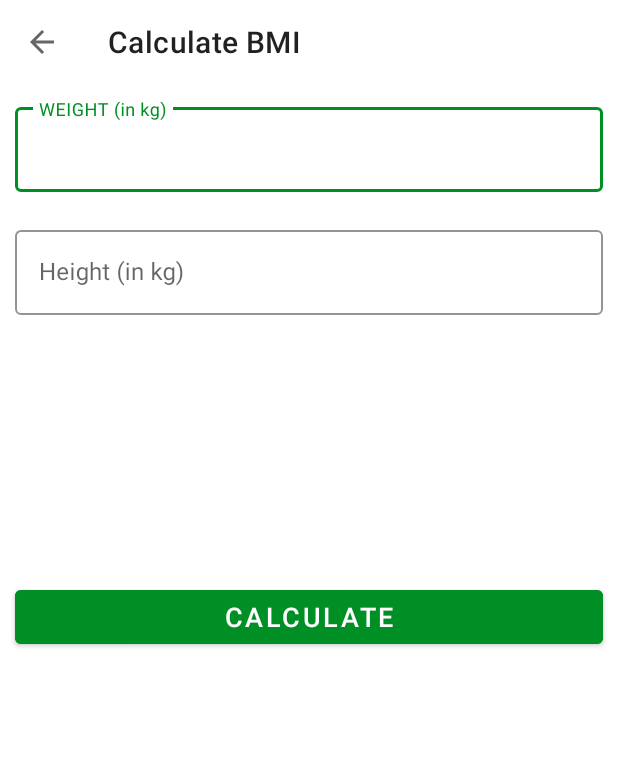
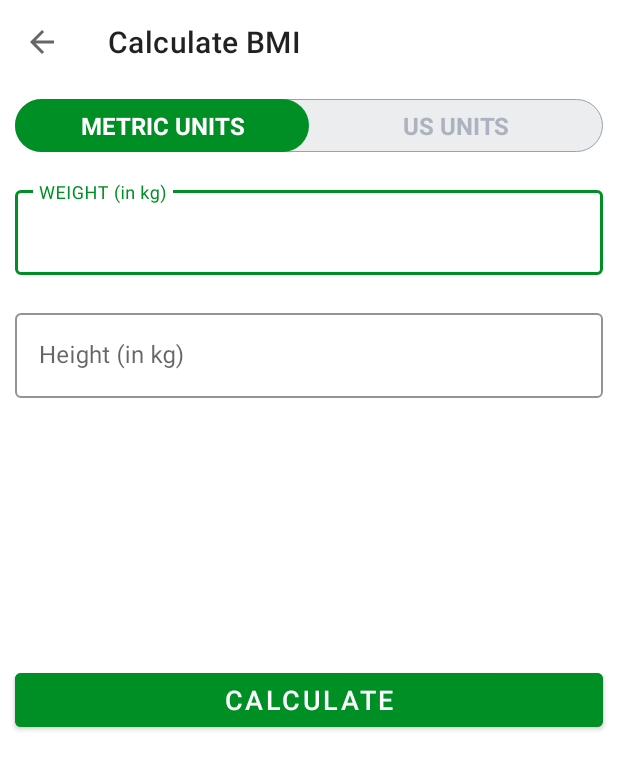
Before and after one commit to YiroYi/KimchiWorkout, an Android app: the BMIActivity screen opened directly, with no data from a screen before it, on a phone screen of 412 x 824 dp. Shown: the top 770 px of the screen. Run offline under Robolectric (Android 15) with nearby library versions, the phone set to English and light mode, and no system bars.

Commit message:
Added Round buttons

```diff
--- a/app/src/main/res/layout/activity_bmi.xml
+++ b/app/src/main/res/layout/activity_bmi.xml
@@ -12,12 +12,49 @@
         android:layout_height="?android:attr/actionBarSize"
         android:background="@color/white" />
 
+    <RadioGroup
+        android:id="@+id/rgUnits"
+        android:layout_width="match_parent"
+        android:layout_height="wrap_content"
+        android:layout_below="@id/toolbar_bmi_activity"
+        android:layout_margin="10dp"
+        android:background="@drawable/drawable_radio_group_tab_background"
+        android:orientation="horizontal"
+        >
+        <RadioButton
+            android:id="@+id/rbMetricUnits"
+            android:layout_width="0dp"
+            android:layout_height="35dp"
+            android:layout_weight="0.50"
+            android:background="@drawable/drawable_units_tab_selector"
+            android:button="@null"
+            android:checked="true"
+            android:gravity="center"
+            android:text="METRIC UNITS"
+            android:textColor="@drawable/drawable_units_tab_text_color_selector"
+            android:textSize="16sp"
+            android:textStyle="bold" />
+        <RadioButton
+            android:id="@+id/rbUsUnits"
+            android:layout_width="0dp"
+            android:layout_height="35dp"
+            android:layout_weight="0.50"
+            android:background="@drawable/drawable_units_tab_selector"
+            android:button="@null"
+            android:checked="false"
+            android:gravity="center"
+            android:text="US UNITS"
+            android:textColor="@drawable/drawable_units_tab_text_color_selector"
+            android:textSize="16sp"
+            android:textStyle="bold" />
+    </RadioGroup>
+
     <com.google.android.material.textfield.TextInputLayout
         android:id="@+id/tilMetricUnitWeight"
         android:layout_width="match_parent"
         android:layout_height="wrap_content"
         android:layout_margin="10dp"
-        android:layout_below="@id/toolbar_bmi_activity"
+        android:layout_below="@id/rgUnits"
         app:boxStrokeColor="@color/colorAccent"
         app:hintTextColor="@color/colorAccent"
         style="@style/Widget.MaterialComponents.TextInputLayout.OutlinedBox">
@@ -46,6 +83,30 @@
             android:hint="Height (in kg)"
             android:inputType="numberDecimal"
             android:textSize="16sp"/>
+    </com.google.android.material.textfield.TextInputLayout>
+
+    <com.google.android.material.textfield.TextInputLayout
+        android:layout_below="@+id/tilMetricUnitWeight"
+        android:id="@+id/tilMetricUnitHeightFeet"
+        app:boxStrokeColor="@color/colorAccent"
+        app:hintTextColor="@color/colorAccent"
+        style="@style/Widget.MaterialComponents.TextInputLayout.OutlinedBox"
+        android:layout_width="wrap_content"
+        android:layout_marginTop="10dp"
+        android:layout_alignParentStart="true"
+        android:visibility="gone"
+        tools:visibility="visible"
+        android:layout_margin="10dp"
+        android:layout_height="wrap_content">
+
+        <androidx.appcompat.widget.AppCompatEditText
+            android:id="@+id/etUsMetricUnitHeightFeet"
+            android:layout_width="match_parent"
+            android:layout_height="wrap_content"
+            android:hint="Feet"
+            android:inputType="numberDecimal"
+            android:textSize="16sp"
+            />
     </com.google.android.material.textfield.TextInputLayout>
 
     <LinearLayout
```
